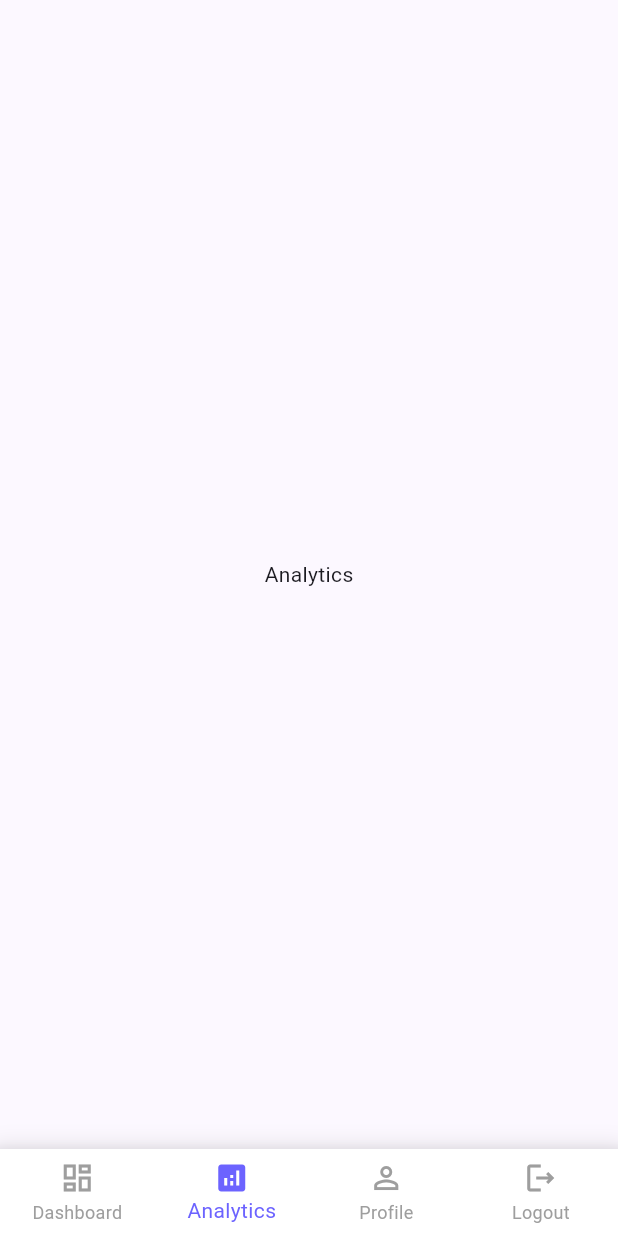
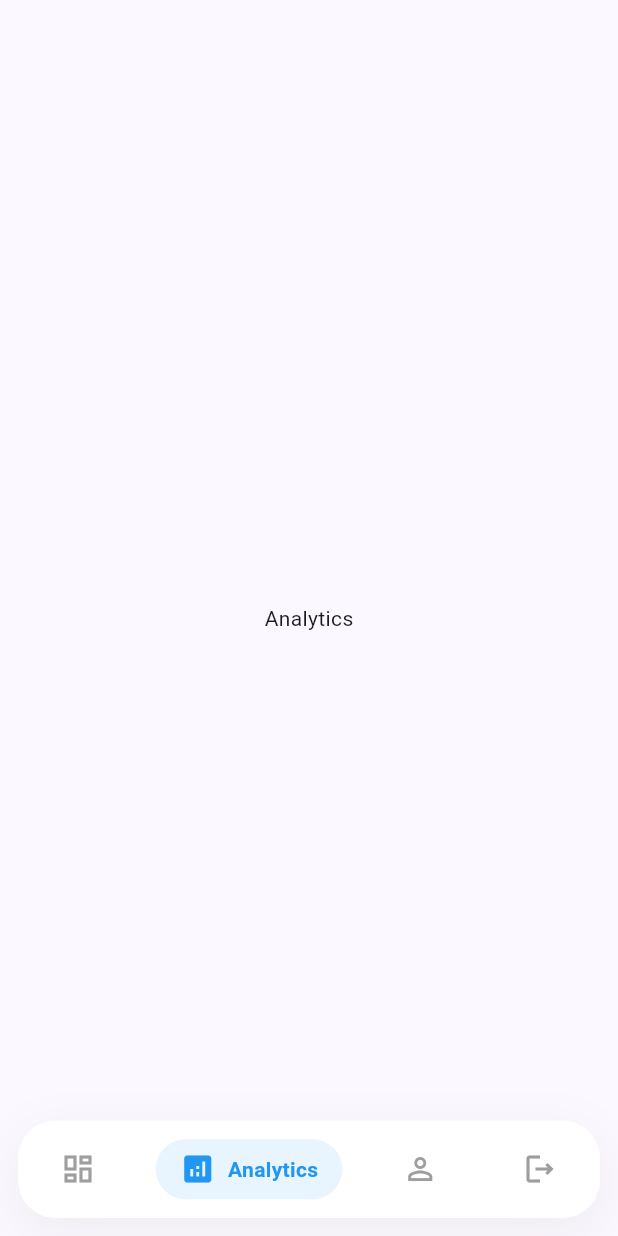
Before and after one commit to BagasStj/Dashboard-App, a Flutter app: the HomePage screen opened directly, item 2 of the bottom bar chosen, on a phone screen of 412 x 824 dp. Run offline on Flutter 3.47's test engine with Material 3 defaults, Android fonts, the phone set to English and light mode, and no system bars; our stand-ins replace fl_chart.

Commit message:
🚀feat:redesign bottom navigation

```diff
--- a/lib/features/dashboard/presentation/pages/home_page.dart
+++ b/lib/features/dashboard/presentation/pages/home_page.dart
@@ -1,6 +1,7 @@
 import 'package:flutter/material.dart';
 import './dashboard_page.dart';
 import './profile_page.dart';
+import '../widgets/fancy_bottom_navigation.dart';
 
 class HomePage extends StatefulWidget {
   const HomePage({Key? key}) : super(key: key);
@@ -28,16 +29,34 @@ class _HomePageState extends State<HomePage> {
       context: context,
       builder: (BuildContext context) {
         return AlertDialog(
-          title: const Text('Logout'),
+          shape: RoundedRectangleBorder(
+            borderRadius: BorderRadius.circular(15),
+          ),
+          title: const Row(
+            children: [
+              Icon(Icons.logout, color: Colors.red),
+              SizedBox(width: 10),
+              Text('Logout'),
+            ],
+          ),
           content: const Text('Are you sure you want to logout?'),
           actions: <Widget>[
             TextButton(
-              child: const Text('Cancel'),
+              child: Text(
+                'Cancel',
+                style: TextStyle(color: Colors.grey[600]),
+              ),
               onPressed: () {
                 Navigator.of(context).pop();
               },
             ),
-            TextButton(
+            ElevatedButton(
+              style: ElevatedButton.styleFrom(
+                backgroundColor: Colors.red,
+                shape: RoundedRectangleBorder(
+                  borderRadius: BorderRadius.circular(8),
+                ),
+              ),
               child: const Text('Logout'),
               onPressed: () {
                 // Implement logout logic here
@@ -60,47 +79,19 @@ class _HomePageState extends State<HomePage> {
   @override
   Widget build(BuildContext context) {
     return Scaffold(
-      body: _pages[_selectedIndex],
-      bottomNavigationBar: Container(
-        decoration: BoxDecoration(
-          boxShadow: [
-            BoxShadow(
-              color: Colors.grey.withOpacity(0.2),
-              spreadRadius: 5,
-              blurRadius: 10,
+      body: Stack(
+        children: [
+          _pages[_selectedIndex],
+          Positioned(
+            left: 0,
+            right: 0,
+            bottom: 0,
+            child: FancyBottomNavigation(
+              currentIndex: _selectedIndex,
+              onTap: _onItemTapped,
             ),
-          ],
-        ),
-        child: BottomNavigationBar(
-          currentIndex: _selectedIndex,
-          onTap: _onItemTapped,
-          type: BottomNavigationBarType.fixed,
-          backgroundColor: Colors.white,
-          selectedItemColor: Theme.of(context).colorScheme.primary,
-          unselectedItemColor: Colors.grey,
-          items: const [
-            BottomNavigationBarItem(
-              icon: Icon(Icons.dashboard_outlined),
-              activeIcon: Icon(Icons.dashboard),
-              label: 'Dashboard',
-            ),
-            BottomNavigationBarItem(
-              icon: Icon(Icons.analytics_outlined),
-              activeIcon: Icon(Icons.analytics),
-              label: 'Analytics',
-            ),
-            BottomNavigationBarItem(
-              icon: Icon(Icons.person_outline),
-              activeIcon: Icon(Icons.person),
-              label: 'Profile',
-            ),
-            BottomNavigationBarItem(
-              icon: Icon(Icons.logout_outlined),
-              activeIcon: Icon(Icons.logout),
-              label: 'Logout',
-            ),
-          ],
-        ),
+          ),
+        ],
       ),
     );
   }
--- /dev/null
+++ b/lib/features/dashboard/presentation/widgets/fancy_bottom_navigation.dart
@@ -0,0 +1,79 @@
+import 'package:flutter/material.dart';
+
+class FancyBottomNavigation extends StatelessWidget {
+  final int currentIndex;
+  final Function(int) onTap;
+
+  const FancyBottomNavigation({
+    Key? key,
+    required this.currentIndex,
+    required this.onTap,
+  }) : super(key: key);
+
+  @override
+  Widget build(BuildContext context) {
+    return Container(
+      height: 65,
+      margin: const EdgeInsets.all(12),
+      decoration: BoxDecoration(
+        color: Colors.white,
+        borderRadius: BorderRadius.circular(25),
+        boxShadow: [
+          BoxShadow(
+            color: Colors.grey.withOpacity(0.15),
+            blurRadius: 30,
+            offset: const Offset(0, 10),
+          ),
+        ],
+      ),
+      child: Row(
+        mainAxisAlignment: MainAxisAlignment.spaceAround,
+        children: [
+          _buildNavItem(
+              0, Icons.dashboard_outlined, Icons.dashboard, 'Dashboard'),
+          _buildNavItem(
+              1, Icons.analytics_outlined, Icons.analytics, 'Analytics'),
+          _buildNavItem(2, Icons.person_outline, Icons.person, 'Profile'),
+          _buildNavItem(3, Icons.logout_outlined, Icons.logout, 'Logout'),
+        ],
+      ),
+    );
+  }
+
+  Widget _buildNavItem(
+      int index, IconData icon, IconData activeIcon, String label) {
+    final isSelected = currentIndex == index;
+    return GestureDetector(
+      onTap: () => onTap(index),
+      child: AnimatedContainer(
+        duration: const Duration(milliseconds: 200),
+        padding: const EdgeInsets.symmetric(horizontal: 16, vertical: 8),
+        decoration: BoxDecoration(
+          color: isSelected ? Colors.blue.withOpacity(0.1) : Colors.transparent,
+          borderRadius: BorderRadius.circular(20),
+        ),
+        child: Row(
+          mainAxisSize: MainAxisSize.min,
+          children: [
+            Icon(
+              isSelected ? activeIcon : icon,
+              color: isSelected ? Colors.blue : Colors.grey,
+              size: 24,
+            ),
+            if (isSelected) ...[
+              const SizedBox(width: 8),
+              Text(
+                label,
+                style: const TextStyle(
+                  color: Colors.blue,
+                  fontWeight: FontWeight.bold,
+                  fontSize: 14,
+                ),
+              ),
+            ],
+          ],
+        ),
+      ),
+    );
+  }
+}
```
